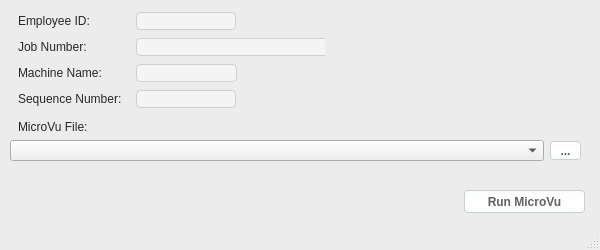
This is ui/MvRun_MainWindowUI.ui in jeffreytwhitney/MvRun as Qt 5 draws it before an edit. The edited form follows.
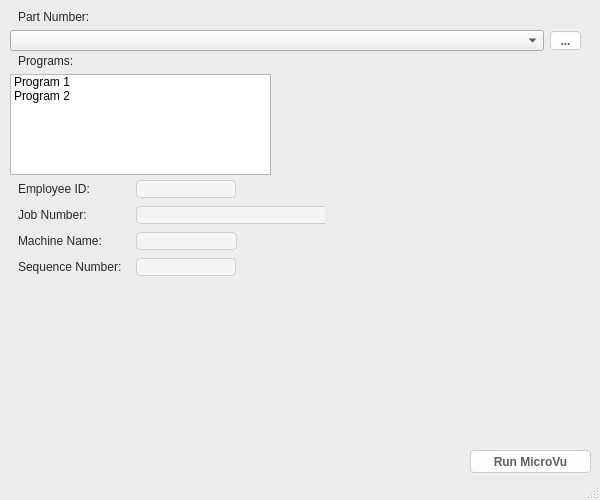
This is the edited form. Icons and pictures are not drawn.

Patch:
```diff
--- a/ui/MvRun_MainWindowUI.ui
+++ b/ui/MvRun_MainWindowUI.ui
@@ -7,19 +7,19 @@
     <x>0</x>
     <y>0</y>
     <width>600</width>
-    <height>250</height>
+    <height>500</height>
    </rect>
   </property>
   <property name="minimumSize">
    <size>
     <width>600</width>
-    <height>250</height>
+    <height>500</height>
    </size>
   </property>
   <property name="maximumSize">
    <size>
     <width>600</width>
-    <height>250</height>
+    <height>800</height>
    </size>
   </property>
   <property name="windowTitle">
@@ -109,7 +109,7 @@
     <property name="geometry">
      <rect>
       <x>10</x>
-      <y>10</y>
+      <y>178</y>
       <width>315</width>
       <height>100</height>
      </rect>
@@ -207,7 +207,7 @@
     <property name="geometry">
      <rect>
       <x>10</x>
-      <y>120</y>
+      <y>10</y>
       <width>571</width>
       <height>41</height>
      </rect>
@@ -226,7 +226,7 @@
      <item row="0" column="0">
       <widget class="QLabel" name="label">
        <property name="text">
-        <string>MicroVu File:</string>
+        <string>Part Number:</string>
        </property>
       </widget>
      </item>
@@ -235,8 +235,8 @@
    <widget class="QPushButton" name="btnRunMicroVu">
     <property name="geometry">
      <rect>
-      <x>464</x>
-      <y>190</y>
+      <x>470</x>
+      <y>450</y>
       <width>121</width>
       <height>23</height>
      </rect>
@@ -245,6 +245,39 @@
      <string>Run MicroVu</string>
     </property>
    </widget>
+   <widget class="QWidget" name="gridLayoutWidget_3">
+    <property name="geometry">
+     <rect>
+      <x>10</x>
+      <y>54</y>
+      <width>261</width>
+      <height>121</height>
+     </rect>
+    </property>
+    <layout class="QGridLayout" name="gridLayout_3">
+     <item row="0" column="0">
+      <widget class="QLabel" name="label_2">
+       <property name="text">
+        <string>Programs:</string>
+       </property>
+      </widget>
+     </item>
+     <item row="1" column="0">
+      <widget class="QListWidget" name="listWidget">
+       <item>
+        <property name="text">
+         <string>Program 1</string>
+        </property>
+       </item>
+       <item>
+        <property name="text">
+         <string>Program 2</string>
+        </property>
+       </item>
+      </widget>
+     </item>
+    </layout>
+   </widget>
   </widget>
   <widget class="QStatusBar" name="statusbar"/>
  </widget>
```
